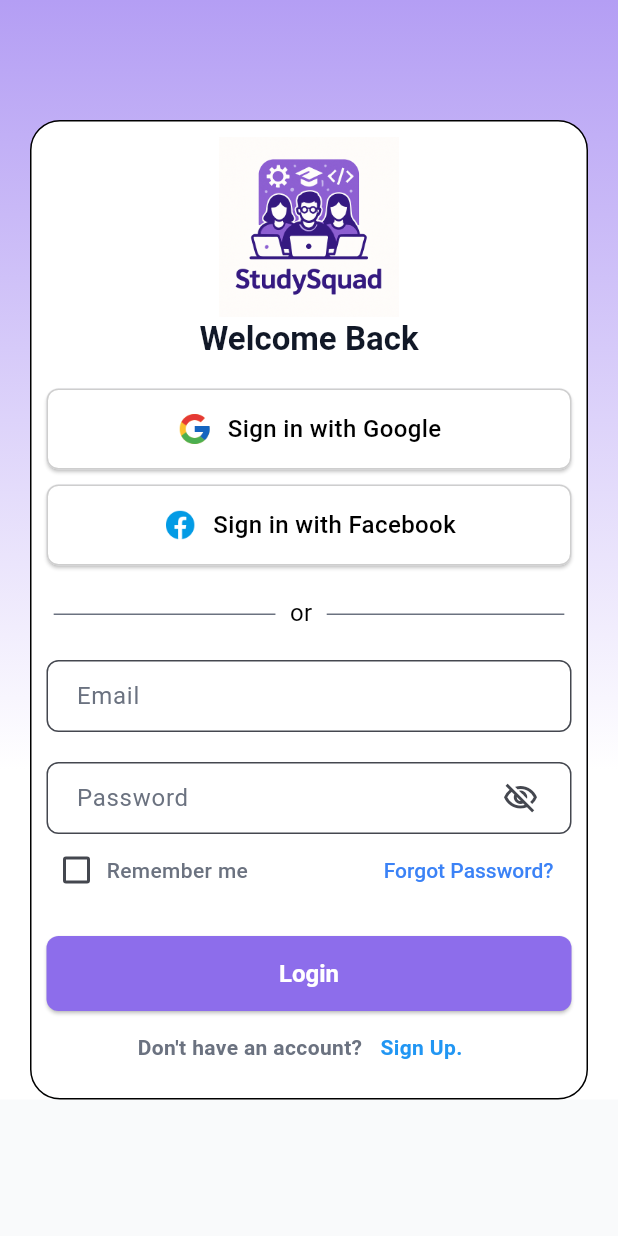
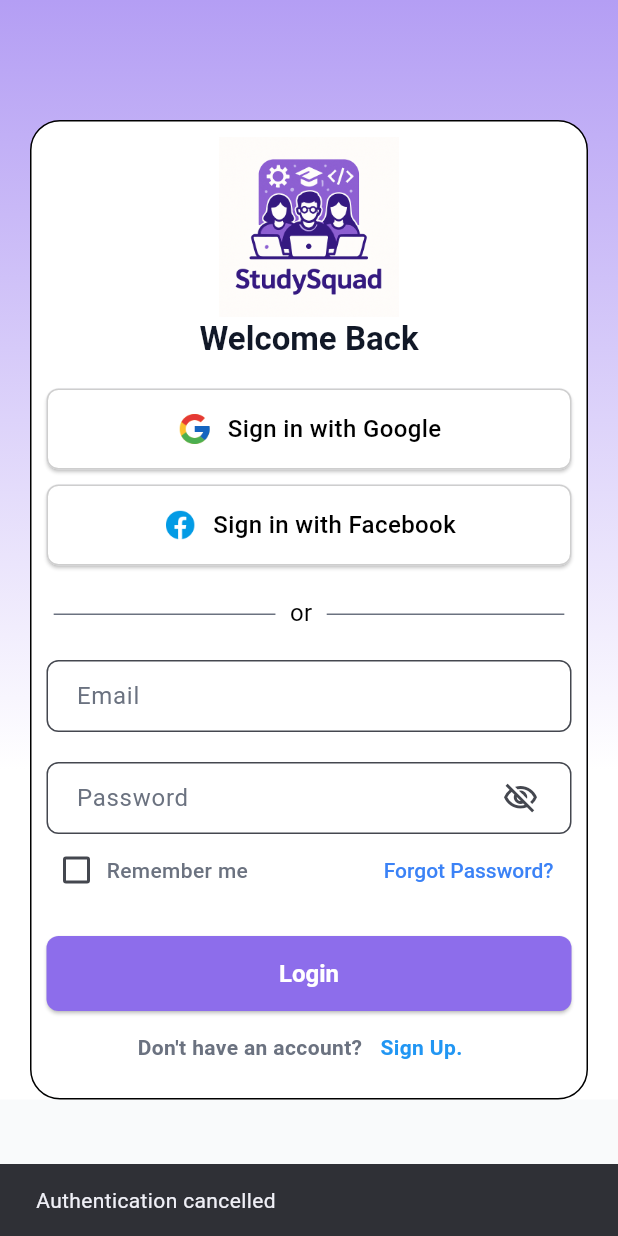
Before and after one commit to rodgers-munene/study-squad, a Flutter app: the screen it shows after launch, after a tap on "Sign in with Google", on a phone screen of 412 x 824 dp. Run offline on Flutter 3.47's test engine with Material 3 defaults, Android fonts, the phone set to English and light mode, and no system bars; our stand-ins replace cloud_firestore, firebase_auth, firebase_core, google_sign_in; accounts and stored records are empty; generated files the repository leaves out were written again.

Commit message:
google login implementation

```diff
--- a/lib/features/auth/screens/login_screen.dart
+++ b/lib/features/auth/screens/login_screen.dart
@@ -61,7 +61,7 @@ class _LoginScreenState extends State<LoginScreen> {
       ScaffoldMessenger.of(
         context,
       ).showSnackBar(SnackBar(content: Text("Login Successful")));
-      Navigator.pushReplacementNamed(context, AppRoutes.home);
+      Navigator.pushNamedAndRemoveUntil(context, AppRoutes.home, (_) => false);
     } else {
       ScaffoldMessenger.of(
         context,
--- a/lib/features/auth/screens/signup_screen.dart
+++ b/lib/features/auth/screens/signup_screen.dart
@@ -1,5 +1,3 @@
-// ignore_for_file: use_build_context_synchronously
-
 import 'package:flutter/material.dart';
 import 'package:studysquad/core/routes/app_routes.dart';
 import 'package:studysquad/features/auth/services/auth_service.dart';
@@ -51,6 +49,8 @@ class _SignupScreenState extends State<SignupScreen> {
       _passwordController.text.trim(),
     );
 
+    if (!mounted) return;
+
     setState(() {
       _isLoading = false;
     });
@@ -59,11 +59,11 @@ class _SignupScreenState extends State<SignupScreen> {
       ScaffoldMessenger.of(
         context,
       ).showSnackBar(const SnackBar(content: Text("Registration Successful")));
-      Navigator.pushReplacementNamed(context, AppRoutes.home);
+      Navigator.pushNamedAndRemoveUntil(context, AppRoutes.home, (_) => false);
     } else {
       ScaffoldMessenger.of(
         context,
-      ).showSnackBar(SnackBar(content: Text(result)));
+      ).showSnackBar(SnackBar(content: Center(child: Text(result))));
     }
   }
 
@@ -80,9 +80,7 @@ class _SignupScreenState extends State<SignupScreen> {
   Widget build(BuildContext context) {
     return Scaffold(
       body: SingleChildScrollView(
-        padding: EdgeInsets.only(
-          bottom: 8,
-        ),
+        padding: EdgeInsets.only(bottom: 8),
         child: AuthBackground(
           child: Column(
             children: [
@@ -133,7 +131,12 @@ class _SignupScreenState extends State<SignupScreen> {
                       },
                     ),
                     const SizedBox(height: 20),
-                    LoadingButton(isLoading: _isLoading, onPressed: _register, text: "Sign up", bgColor: Color.fromARGB(255, 141, 109, 235)),
+                    LoadingButton(
+                      isLoading: _isLoading,
+                      onPressed: _register,
+                      text: "Sign up",
+                      bgColor: Color.fromARGB(255, 141, 109, 235),
+                    ),
                     const SizedBox(height: 10),
                     LoginSignupNavigator(
                       txt1: "Already have an account?",
--- a/lib/features/auth/services/auth_service.dart
+++ b/lib/features/auth/services/auth_service.dart
@@ -1,9 +1,11 @@
 import 'package:cloud_firestore/cloud_firestore.dart';
 import 'package:firebase_auth/firebase_auth.dart';
+import 'package:google_sign_in/google_sign_in.dart';
 
 class AuthService {
   final FirebaseAuth _auth = FirebaseAuth.instance;
   final FirebaseFirestore _firestore = FirebaseFirestore.instance;
+  final GoogleSignIn _googleSignIn = GoogleSignIn();
 
   Future<String> loginWithEmail(String email, String password) async {
     try {
@@ -40,4 +42,38 @@ class AuthService {
       return e.message ?? "Signup Failed";
     }
   }
+
+  Future<String> signInWithGoogle() async {
+    try {
+      final GoogleSignInAccount? googleUser = await _googleSignIn.signIn();
+      if (googleUser == null) {
+        // The user canceled the sign-in
+        return "Authentication cancelled";
+      }
+
+      final GoogleSignInAuthentication googleAuth =
+          await googleUser.authentication;
+
+      final credential = GoogleAuthProvider.credential(
+        accessToken: googleAuth.accessToken,
+        idToken: googleAuth.idToken,
+      );
+
+      await _auth.signInWithCredential(credential);
+
+      final user = _auth.currentUser;
+
+      if (user != null) {
+        await FirebaseFirestore.instance.collection('users').doc(user.uid).set({
+          "user_id": user.uid,
+          "name": user.displayName,
+          "email": user.email,
+        }, SetOptions(merge: true));
+      }
+
+      return "success";
+    } on FirebaseAuthException catch (e) {
+      return e.message ?? "Sign in failed!";
+    }
+  }
 }
--- a/lib/features/auth/widgets/social_logins.dart
+++ b/lib/features/auth/widgets/social_logins.dart
@@ -1,10 +1,44 @@
 import 'package:flutter/material.dart';
+import 'package:studysquad/core/routes/app_routes.dart';
+import 'package:studysquad/features/auth/services/auth_service.dart';
 
-class SocialLogins extends StatelessWidget {
+class SocialLogins extends StatefulWidget {
   const SocialLogins({super.key});
+
+  @override
+  State<SocialLogins> createState() => _SocialLoginsState();
+}
+
+class _SocialLoginsState extends State<SocialLogins> {
+  bool _isGoogleLoading = false;
 
   void _handlePressed() {
     print("Pressed");
+  }
+
+  void _signInWithGoogle() async {
+    setState(() {
+      _isGoogleLoading = true;
+    });
+
+    final result = await AuthService().signInWithGoogle();
+
+    setState(() {
+      _isGoogleLoading = false;
+    });
+
+    if (!mounted) return;
+
+    if (result == "success") {
+      ScaffoldMessenger.of(
+        context,
+      ).showSnackBar(SnackBar(content: Text("Sign in Successful")));
+      Navigator.pushNamedAndRemoveUntil(context, AppRoutes.home, (_) => false);
+    } else {
+      ScaffoldMessenger.of(
+        context,
+      ).showSnackBar(SnackBar(content: Text(result)));
+    }
   }
 
   @override
@@ -16,22 +50,34 @@ class SocialLogins extends StatelessWidget {
           borderRadius: BorderRadius.circular(8),
           child: InkWell(
             borderRadius: BorderRadius.circular(8),
-            onTap: _handlePressed,
+            onTap: _isGoogleLoading? null: _signInWithGoogle,
             child: Container(
               decoration: BoxDecoration(
                 color: Colors.white,
                 borderRadius: BorderRadius.circular(8),
-                border: Border.all(color: const Color.fromARGB(255, 206, 206, 206)),
+                border: Border.all(
+                  color: const Color.fromARGB(255, 206, 206, 206),
+                ),
               ),
               padding: EdgeInsets.symmetric(vertical: 14, horizontal: 16),
               child: Row(
                 mainAxisAlignment: MainAxisAlignment.center,
                 children: [
-                  Image.asset('assets/icons/google.png', height: 24, width: 24),
+                  _isGoogleLoading
+                      ? const SizedBox(
+                          height: 20,
+                          width: 20,
+                          child: CircularProgressIndicator(strokeWidth: 2),
+                        )
+                      : Image.asset(
+                          "assets/icons/google.png",
+                          height: 24,
+                          width: 24,
+                        ),
                   const SizedBox(width: 10),
                   Text(
-                    "Sign in with Google",
-                    style: TextStyle(
+                    _isGoogleLoading ? "Signing in..." : "Sign in with Google",
+                    style: const TextStyle(
                       color: Colors.black,
                       fontSize: 16,
                       fontWeight: FontWeight.w500,
@@ -42,7 +88,7 @@ class SocialLogins extends StatelessWidget {
             ),
           ),
         ),
-        const SizedBox(height: 10,),
+        const SizedBox(height: 10),
         Material(
           elevation: 1,
           borderRadius: BorderRadius.circular(8),
@@ -53,7 +99,9 @@ class SocialLogins extends StatelessWidget {
               decoration: BoxDecoration(
                 color: Colors.white,
                 borderRadius: BorderRadius.circular(8),
-                border: Border.all(color: const Color.fromARGB(255, 206, 206, 206)),
+                border: Border.all(
+                  color: const Color.fromARGB(255, 206, 206, 206),
+                ),
               ),
               padding: EdgeInsets.symmetric(vertical: 14, horizontal: 16),
               child: Row(
--- a/pubspec.yaml
+++ b/pubspec.yaml
@@ -16,7 +16,7 @@ dependencies:
   firebase_core: ^4.0.0
   firebase_auth: ^6.0.0
   cloud_firestore: ^6.0.0
-  google_sign_in: ^7.1.1
+  google_sign_in: ^6.2.1
   flutter_local_notifications: ^19.4.0
 
 
```
Also changed, not shown: pubspec.lock, 1 other file.
